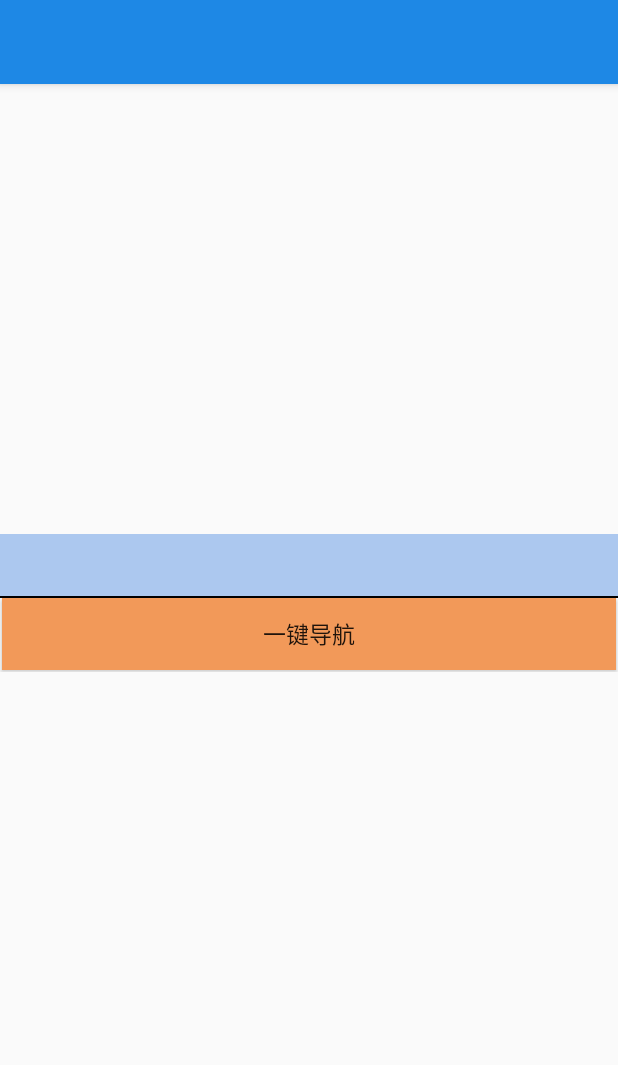
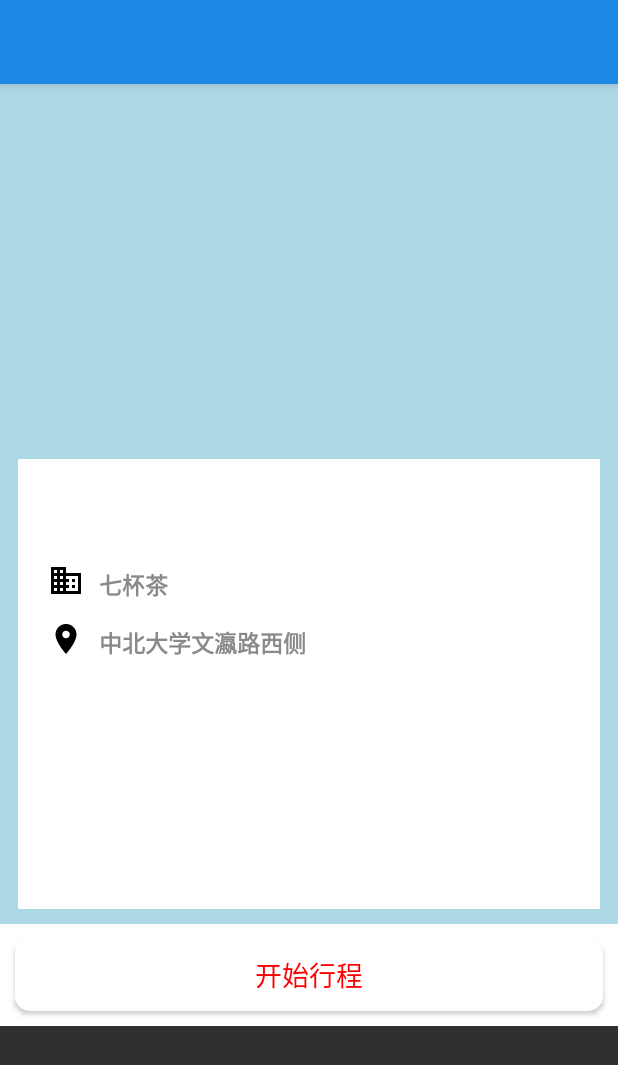
Before and after one commit to onlylemi/Indoor, an Android app: the EveryPartActivity screen opened directly, with no data from a screen before it, on a phone screen of 412 x 824 dp. Shown: the top 1065 px of the screen. Run offline under Robolectric (Android 15) with nearby library versions, the phone set to English and light mode, and no system bars; pictures from the network do not load.

Commit message:
2015/10/12  base end

```diff
--- a/app/src/main/AndroidManifest.xml
+++ b/app/src/main/AndroidManifest.xml
@@ -31,7 +31,7 @@
         android:theme="@style/AppTheme">
         <meta-data
             android:name="com.baidu.lbsapi.API_KEY"
-            android:value="ltsrbYntYp84UpdG1aTgNsGl" />
+            android:value="OGip13oacyM7s6xIaVMhYmzm" />
 
         <activity
             android:name="com.onlylemi.dr.activity.ReadyActivity"
--- a/app/src/main/java/com/onlylemi/dr/activity/EveryPartActivity.java
+++ b/app/src/main/java/com/onlylemi/dr/activity/EveryPartActivity.java
@@ -107,7 +107,7 @@ public class EveryPartActivity extends AppCompatActivity {
             }
         });
 
-        button = (Button) findViewById(R.id.activity_every_part_position_button);
+        button = (Button) findViewById(R.id.activity_every_part_button);
         button.setOnClickListener(new View.OnClickListener() {
             @Override
             public void onClick(View v) {
--- a/app/src/main/java/com/onlylemi/dr/fragment/NavigationDrawerFragment.java
+++ b/app/src/main/java/com/onlylemi/dr/fragment/NavigationDrawerFragment.java
@@ -101,7 +101,6 @@ public class NavigationDrawerFragment extends Fragment implements SearchView.OnQ
     public View onCreateView(LayoutInflater inflater, ViewGroup container,
                              Bundle savedInstanceState) {
         View view = (View) inflater.inflate(R.layout.fragment_navigation_drawer, container, false);
-
         mDrawerListView = (ListView) view.findViewById(R.id.mylist);
         mDrawerListView.setOnItemClickListener(new AdapterView.OnItemClickListener() {
             @Override
--- a/app/src/main/java/com/onlylemi/dr/util/AsyncImageLoader.java
+++ b/app/src/main/java/com/onlylemi/dr/util/AsyncImageLoader.java
@@ -232,7 +232,6 @@ public class AsyncImageLoader {
                     // 将图片加入到内存缓存中
                     putBitmapToMem(imageUrl, bitmap);
                 }
-
                 return bitmap;
             } catch (IOException e) {
                 e.printStackTrace();
--- /dev/null
+++ b/app/src/main/res/drawable/every_part_background.xml
@@ -0,0 +1,16 @@
+<?xml version="1.0" encoding="utf-8"?>
+<selector xmlns:android="http://schemas.android.com/apk/res/android">
+    <item android:state_pressed="false">
+        <shape>
+            <corners android:radius="10dp"/>
+            <solid android:color="@color/white"/>
+        </shape>
+    </item>
+
+    <item android:state_pressed="true">
+        <shape>
+            <corners android:radius="10dp"/>
+            <solid android:color="@color/powderblue"/>
+        </shape>
+    </item>
+</selector>
--- a/app/src/main/res/layout/activity_every_part.xml
+++ b/app/src/main/res/layout/activity_every_part.xml
@@ -11,69 +11,134 @@
         android:layout_height="match_parent">
 
         <RelativeLayout
+            android:background="@color/white"
             android:layout_width="match_parent"
-            android:layout_height="wrap_content">
+            android:layout_height="match_parent">
+
+            <FrameLayout
+                android:id="@+id/layput"
+                android:layout_width="match_parent"
+                android:layout_height="match_parent"
+                android:background="@color/lightblue"
+                android:paddingBottom="10dp">
+
+                <RelativeLayout
+                    android:layout_width="match_parent"
+                    android:layout_height="550dp">
 
                     <ImageView
                         android:id="@+id/activity_every_part_image_view"
                         android:layout_width="match_parent"
-                android:layout_height="300dp"
+                        android:layout_height="280dp"
                         android:layout_centerHorizontal="true"
-                android:contentDescription="@string/button_activity_every_part" />
+                        android:layout_marginBottom="10dp" />
+
+                </RelativeLayout>
 
                 <RelativeLayout
-                android:id="@+id/activity_every_part_flag1"
                     android:layout_width="match_parent"
-                android:layout_height="wrap_content"
-                android:layout_below="@id/activity_every_part_image_view"
-                android:background="@color/custom_test_three">
+                    android:layout_height="300dp"
+                    android:layout_gravity="bottom"
+                    android:layout_marginLeft="12dp"
+                    android:layout_marginRight="12dp"
+                    android:background="@color/white">
 
                     <TextView
                         android:id="@+id/activity_every_part_description_text_view"
                         android:layout_width="wrap_content"
                         android:layout_height="wrap_content"
-                    android:layout_margin="10dp"
-                    android:textSize="15sp" />
+                        android:lineSpacingExtra="2dp"
+                        android:lineSpacingMultiplier="1.1"
+                        android:paddingBottom="20dp"
+                        android:paddingLeft="20dp"
+                        android:paddingRight="20dp"
+                        android:paddingTop="20dp"
+                        android:textColor="@color/pale_black"
+                        android:textSize="16sp" />
+
+                    <LinearLayout
+                        android:id="@+id/id_linearLayout"
+                        android:layout_width="match_parent"
+                        android:layout_height="wrap_content"
+                        android:layout_below="@id/activity_every_part_description_text_view"
+                        android:orientation="horizontal">
+
+                        <ImageView
+                            android:layout_width="wrap_content"
+                            android:layout_height="wrap_content"
+                            android:layout_gravity="center"
+                            android:layout_marginLeft="20dp"
+                            android:layout_marginRight="10dp"
+                            android:src="@drawable/ic_business_black_24dp" />
+
+                        <TextView
+                            android:id="@+id/views_activity_name"
+                            android:layout_width="wrap_content"
+                            android:layout_height="wrap_content"
+                            android:layout_marginBottom="5dp"
+                            android:layout_marginTop="10dp"
+                            android:text="七杯茶"
+                            android:textColor="@color/base_color_text_gray"
+                            android:textSize="15sp"
+                            android:textStyle="bold" />
+
+                    </LinearLayout>
+
+                    <LinearLayout
+                        android:layout_width="match_parent"
+                        android:layout_height="wrap_content"
+                        android:layout_below="@id/id_linearLayout"
+                        android:orientation="horizontal">
+
+                        <ImageView
+                            android:layout_width="wrap_content"
+                            android:layout_height="wrap_content"
+                            android:layout_gravity="center"
+                            android:layout_marginLeft="20dp"
+                            android:layout_marginRight="10dp"
+                            android:src="@mipmap/ic_place_black_24dp" />
+
+                        <TextView
+                            android:id="@+id/views_activity_time"
+                            android:layout_width="wrap_content"
+                            android:layout_height="wrap_content"
+                            android:layout_marginBottom="5dp"
+                            android:layout_marginTop="10dp"
+                            android:text="中北大学文瀛路西侧"
+                            android:textColor="@color/base_color_text_gray"
+                            android:textSize="15sp"
+                            android:textStyle="bold" />
+                    </LinearLayout>
                 </RelativeLayout>
+            </FrameLayout>
+
 
             <com.onlylemi.dr.custom_view.MyGridView
                 android:id="@+id/activity_every_part_grid_view"
-                android:layout_width="match_parent"
+                android:layout_width="wrap_content"
                 android:layout_height="wrap_content"
-                android:layout_alignParentEnd="true"
-                android:layout_alignParentLeft="true"
-                android:layout_alignParentRight="true"
-                android:layout_alignParentStart="true"
-                android:layout_below="@id/activity_every_part_flag1"
-                android:layout_marginTop="0dp"
-                android:background="@color/black"
+                android:layout_below="@id/layput"
+                android:background="@color/white"
                 android:clickable="true"
-                android:horizontalSpacing="1dp"
+                android:horizontalSpacing="10dp"
                 android:numColumns="2"
                 android:scrollbars="none"
                 android:stretchMode="columnWidth"
-                android:verticalSpacing="1dp">
+                android:verticalSpacing="5dp">
 
             </com.onlylemi.dr.custom_view.MyGridView>
 
-            <View
-                android:id="@+id/activity_every_part_middle_two"
-                android:layout_width="match_parent"
-                android:layout_height="1dp"
-                android:layout_below="@id/activity_every_part_grid_view"
-                android:background="@color/black" />
-
             <Button
-                android:id="@+id/activity_every_part_position_button"
+                android:id="@+id/activity_every_part_button"
                 android:layout_width="match_parent"
                 android:layout_height="wrap_content"
-                android:layout_below="@id/activity_every_part_middle_two"
-                android:layout_marginBottom="1dp"
-                android:layout_marginLeft="1dp"
-                android:layout_marginRight="1dp"
-                android:background="@drawable/navigatiom_selector"
-                android:text="@string/button_activity_every_part"
-                android:textSize="15sp" />
+                android:layout_below="@+id/activity_every_part_grid_view"
+                android:layout_margin="10dp"
+                android:background="@drawable/every_part_background"
+                android:text="开始行程"
+                android:textSize="18sp"
+                android:textColor="@color/red" />
         </RelativeLayout>
+
     </ScrollView>
 </android.support.v4.widget.SwipeRefreshLayout>
--- a/app/src/main/res/values/styles.xml
+++ b/app/src/main/res/values/styles.xml
@@ -1,10 +1,10 @@
 <resources>
 
-    <!-- Base application theme. -->
-    <style name="AppTheme" parent="@style/Theme.AppCompat.Light.DarkActionBar">
+    <style name="AppTheme" parent="Theme.AppCompat">
+        <item name="colorPrimary">@color/custom</item>
+        <item name="colorPrimaryDark">@color/custom</item>
+        <item name="colorAccent">@color/custom</item>
         <!-- Customize your theme here. -->
-        <item name="android:actionBarStyle">@style/myActionBarStyle</item>
-        <item name="actionBarStyle">@style/myActionBarStyle</item>
     </style>
     <!-- Base application theme. -->
     <style name="Smile">
```
Also changed, not shown: app/src/main/java/com/onlylemi/dr/activity/MainActivity.java (+9 -9 lines), app/src/main/java/com/onlylemi/dr/activity/ReadyActivity.java (+79 -38 lines), app/src/main/java/com/onlylemi/dr/util/CheckThread.java (added, +52 -0 lines), app/src/main/java/com/onlylemi/parse/Data.java (+16 -7 lines), app/src/main/java/com/onlylemi/utils/MD5.java (added, +60 -0 lines), app/src/main/java/com/onlylemi/view/dialog/LoginDialog.java (+60 -48 lines), app/src/main/res/layout/dialog_login_layout.xml (+7 -3 lines), app/src/main/res/mipmap-hdpi/ic_place_black_24dp.png (added), app/src/main/res/mipmap-mdpi/ic_place_black_24dp.png (added), app/src/main/res/mipmap-xhdpi/ic_place_black_24dp.png (added), app/src/main/res/mipmap-xxhdpi/ic_place_black_24dp.png (added), 1 other file. Lines whose indentation alone changed are shown as unchanged.
